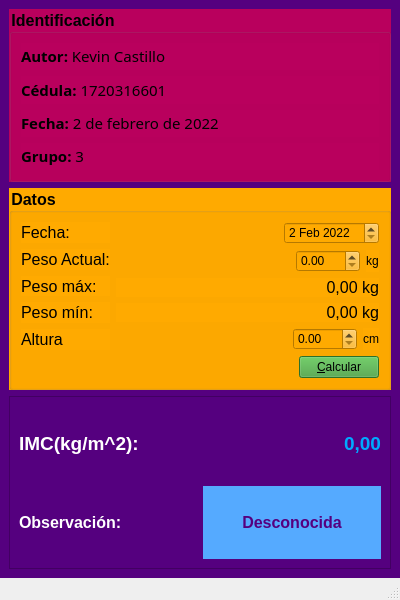
Old version of the form principal.ui in the repository KevsWit/P59-Qt-RegistroIMC.
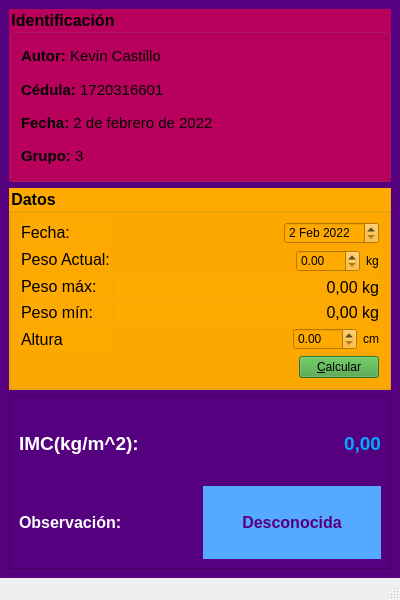
New version of the form. Icons and pictures are not drawn.

Diff of the .ui file:
```diff
--- a/principal.ui
+++ b/principal.ui
@@ -47,7 +47,6 @@
         <widget class="QLabel" name="label">
          <property name="font">
           <font>
-           <family>MS Reference Sans Serif</family>
            <pointsize>11</pointsize>
           </font>
          </property>
@@ -63,7 +62,6 @@
         <widget class="QLabel" name="label_2">
          <property name="font">
           <font>
-           <family>MS Reference Sans Serif</family>
            <pointsize>11</pointsize>
           </font>
          </property>
@@ -79,7 +77,6 @@
         <widget class="QLabel" name="label_3">
          <property name="font">
           <font>
-           <family>MS Reference Sans Serif</family>
            <pointsize>11</pointsize>
           </font>
          </property>
@@ -95,7 +92,6 @@
         <widget class="QLabel" name="label_4">
          <property name="font">
           <font>
-           <family>MS Reference Sans Serif</family>
            <pointsize>11</pointsize>
           </font>
          </property>
```
Left out of the diff: 8 changed lines with no effect on the pictures.
